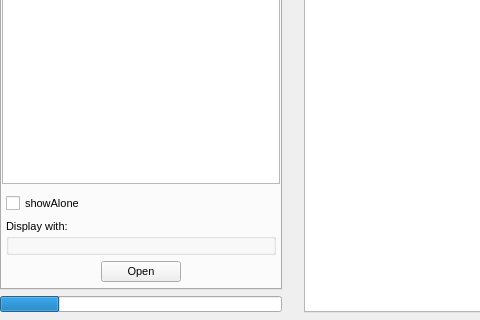
The window that trunk/mainwindow.ui (MosheWagner/Orayta-QT) describes before a commit, drawn with Qt 5; both pictures show x 0 to 480 and y 405 to 725 of the 1097 by 725 pixel window.
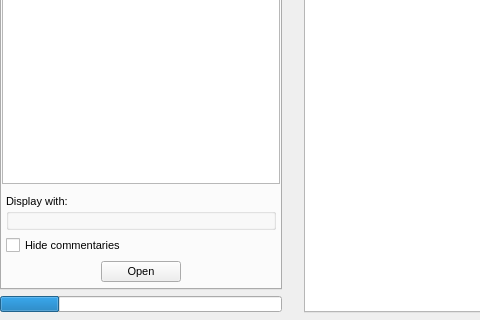
The same window after the commit. Icons and pictures are not drawn. Custom widgets are drawn as their Qt base class.

Commit message: Show alone button moved down

```diff
--- a/trunk/mainwindow.ui
+++ b/trunk/mainwindow.ui
@@ -987,13 +987,6 @@
                 <property name="bottomMargin">
                  <number>6</number>
                 </property>
-                <item>
-                 <widget class="QCheckBox" name="showaloneCBX">
-                  <property name="text">
-                   <string>showAlone</string>
-                  </property>
-                 </widget>
-                </item>
                 <item>
                  <widget class="QGroupBox" name="mixedFrame">
                   <property name="title">
@@ -1013,6 +1006,13 @@
                   </layout>
                  </widget>
                 </item>
+                <item>
+                 <widget class="QCheckBox" name="showaloneCBX">
+                  <property name="text">
+                   <string>Hide commentaries</string>
+                  </property>
+                 </widget>
+                </item>
                 <item>
                  <layout class="QHBoxLayout" name="horizontalLayout_8">
                   <item>
```
Left out of the diff: 6 changed lines with no effect on the pictures. The commit also changes 5 other files.
